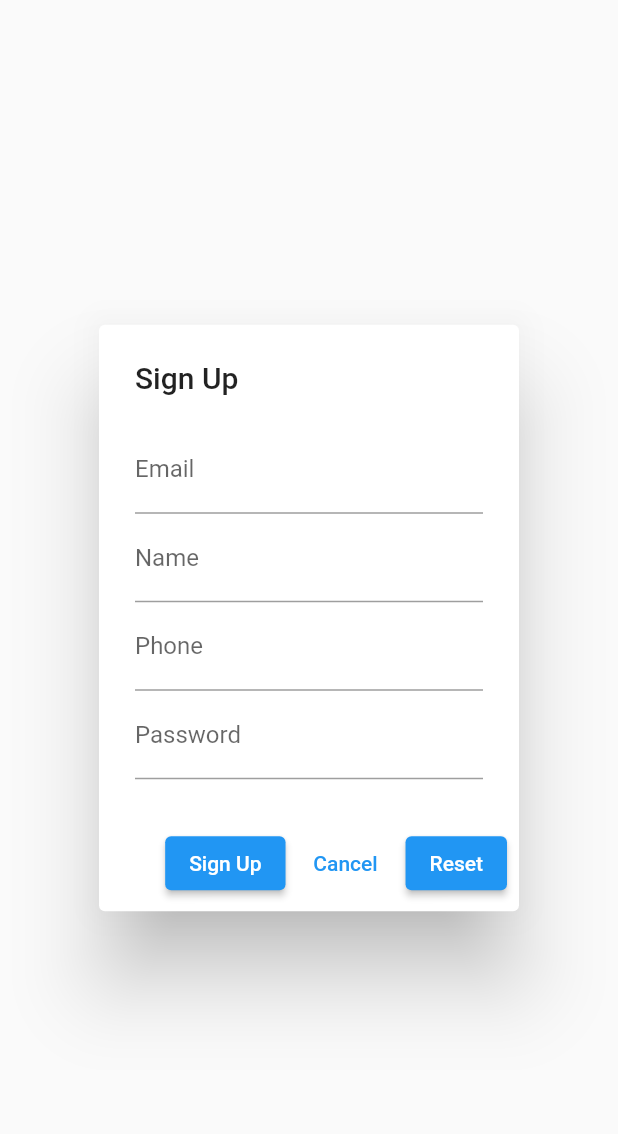
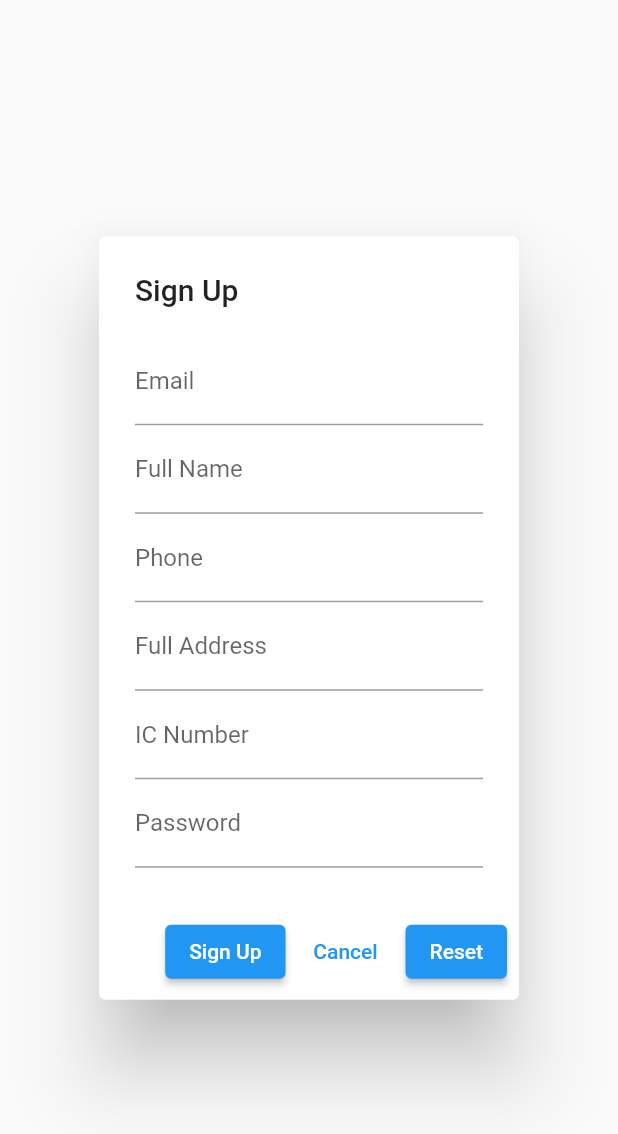
Before and after one commit to ethosylar/flood_relief_system, a Flutter app: the SignupPopup widget shown alone on an empty page, opened directly, after a tap on "Sign Up", on a phone screen of 412 x 824 dp. Shown: the top 1134 px of the screen. Run offline on Flutter 3.47's test engine with Material 2 defaults, Android fonts, the phone set to English and light mode, and no system bars; our stand-ins replace cloud_firestore, firebase_auth, firebase_core, firebase_database, geocoding, geolocator and 2 more; accounts and stored records are empty; network calls fail.

Commit message:
6/7/2023
Signed-off-by: ethosylar <haziq.fiqri.4417@gmail.com>

```diff
--- a/lib/FloodVictim.dart
+++ b/lib/FloodVictim.dart
@@ -1,12 +1,20 @@
+import 'dart:convert';
+import 'dart:core';
+
 import 'package:firebase_database/firebase_database.dart';
 import 'package:flood_relief_system/User.dart';
 
+FloodVictim fvFromJson(String str) => FloodVictim.fromJson(json.decode(str));
+String fvToJson(FloodVictim data) => json.encode(data.toJson());
+
 class FloodVictim extends Users {
-  String? fv_id;
-  String? fv_fullname;
-  String? fv_telno;
+  //String? fv_id;
+  //String? fv_fullname;
+  //String? fv_telno;
   String? fv_address;
   String? fv_icno;
+  double? fv_lat;
+  double? fv_long;
 
   FloodVictim({
     String? user_id,
@@ -15,28 +23,38 @@ class FloodVictim extends Users {
     DateTime? createAt,
     String? name,
     String? phoneno,
-    this.fv_id,
-    this.fv_fullname,
-    this.fv_telno,
+    String? userType,
+    //this.fv_id,
+    //this.fv_fullname,
     this.fv_address,
     this.fv_icno,
+    this.fv_lat,
+    this.fv_long,
   }) : super(user_id: user_id, email: email,  createAt: createAt, phoneno: phoneno, name: name);
 
-  factory FloodVictim.fromSnapshot(DataSnapshot snapshot) {
-    final data = snapshot.value as Map<String, dynamic>?;
-    return FloodVictim(
-      user_id: data?['user_id'] as String?,
-      email: data?['email'] as String?,
-      password: data?['password'] as String?,
-      createAt: DateTime.parse(data?['createAt'] as String? ?? ''),
-    );
-  }
+  factory FloodVictim.fromJson(Map<String, dynamic> json) => FloodVictim(
+      user_id: json["user_id"],
+      email: json["email"],
+      createAt: json["createAt"],
+      name: json["name"],
+      phoneno: json["phone"],
+      userType: json["userType"],
+      fv_address: json["fv_address"],
+      fv_icno: json["fv_icno"],
+    fv_lat: json["fv_lat"],
+    fv_long: json["fv_long"],
+  );
 
-  Map<String, dynamic> toJson() {
-    return {
-      'user_id': user_id,
-      'email': email,
-      'createAt': createAt?.toIso8601String(),
-    };
-  }
+  Map<String, dynamic> toJson() => {
+    "user_id": user_id,
+    "name": name,
+    "email": email,
+    "createAt": createAt,
+    "phone": phoneno,
+    "userType": userType,
+    "fv_address": fv_address,
+    "fv_icno": fv_icno,
+    "fv_lat": fv_lat,
+    "fv_long": fv_long,
+  };
 }
--- a/lib/User.dart
+++ b/lib/User.dart
@@ -9,15 +9,17 @@ class Users {
   String? name;
   DateTime? createAt;
   String? phoneno;
+  String? userType;
 
-  Users({this.user_id, required this.email, required this.createAt, required this.name, required this.phoneno});
+  Users({this.user_id, required this.email, required this.createAt, required this.name, required this.phoneno,  this.userType});
 
   factory Users.fromJson(Map<String, dynamic> json) => Users(
         user_id: json["user_id"],
         email: json["email"],
         createAt: json["createAt"],
         name: json["name"],
-        phoneno: json["phoneno"],
+        phoneno: json["phone"],
+        userType: json["userType"]
       );
 
   String? getEmail() {
@@ -53,11 +55,12 @@ class Users {
   }
 
   Map<String, dynamic> toJson() => {
-        "id": user_id,
+        "user_id": user_id,
         "name": name,
         "email": email,
         "createAt": createAt,
         "phone": phoneno,
+        "userType": userType,
       };
 }
 
--- a/lib/auth/signup_popup.dart
+++ b/lib/auth/signup_popup.dart
@@ -1,7 +1,11 @@
+import 'package:flood_relief_system/FloodVictim.dart';
 import 'package:flutter/material.dart';
 import 'package:firebase_auth/firebase_auth.dart';
 import 'package:cloud_firestore/cloud_firestore.dart';
 import 'package:flood_relief_system/User.dart';
+import 'package:flutter/services.dart';
+import 'package:uuid/uuid.dart';
+import 'package:geolocator/geolocator.dart';
 
 class SignupPopup extends StatefulWidget {
   const SignupPopup({Key? key}) : super(key: key);
@@ -15,13 +19,37 @@ class _SignupPopupState extends State<SignupPopup> {
   TextEditingController _nameController = TextEditingController();
   TextEditingController _passwordController = TextEditingController();
   TextEditingController _phoneController = TextEditingController();
+  TextEditingController _addressController = TextEditingController();
+  TextEditingController _icnoController = TextEditingController();
   FirebaseAuth _auth = FirebaseAuth.instance;
+  Position? _currentPosition;
+
+  @override
+  void initState() {
+    super.initState();
+    getCurrentLocation();
+  }
+
+  Future<void> getCurrentLocation() async {
+    try {
+      Position position = await Geolocator.getCurrentPosition(
+        desiredAccuracy: LocationAccuracy.high,
+      );
+      setState(() {
+        _currentPosition = position;
+      });
+    } catch (e) {
+      print('Error while getting location: $e');
+    }
+  }
 
   @override
   Widget build(BuildContext context) {
     return AlertDialog(
       title: Text('Sign Up'),
-      content: Column(
+      content:
+      SingleChildScrollView(
+      child:Column(
         mainAxisSize: MainAxisSize.min,
         children: [
           TextField(
@@ -33,13 +61,33 @@ class _SignupPopupState extends State<SignupPopup> {
           TextField(
             controller: _nameController,
             decoration: InputDecoration(
-              labelText: 'Name',
+              labelText: 'Full Name',
             ),
           ),
           TextField(
             controller: _phoneController,
             decoration: InputDecoration(
               labelText: 'Phone',
+            ),
+            keyboardType: TextInputType.phone,
+            inputFormatters: [
+              FilteringTextInputFormatter.digitsOnly,
+              LengthLimitingTextInputFormatter(11), // Set the maximum length of the phone number
+            ],
+          ),
+          TextField(
+            controller: _addressController,
+            decoration: InputDecoration(
+              labelText: 'Full Address',
+            ),
+            maxLines: null,
+            keyboardType: TextInputType.multiline,
+            textInputAction: TextInputAction.newline,
+          ),
+          TextField(
+            controller: _icnoController,
+            decoration: InputDecoration(
+              labelText: 'IC Number',
             ),
           ),
           TextField(
@@ -49,18 +97,16 @@ class _SignupPopupState extends State<SignupPopup> {
             ),
             obscureText: true,
           ),
+          if (_currentPosition != null)
+            Text(
+              'Current Location: ${_currentPosition!.latitude}, ${_currentPosition!.longitude}',
+            ),
         ],
+      ),
       ),
       actions: [
         ElevatedButton(
             onPressed: () {
-              Users user = Users(
-                name: _nameController.text,
-                email: _emailController.text,
-                phoneno: _phoneController.text,
-                createAt: DateTime.now(),
-              );
-              addUser(user, context);
               _signUpWithEmailAndPassword();
             },
             child: Text('Sign Up')),
@@ -75,10 +121,14 @@ class _SignupPopupState extends State<SignupPopup> {
             _nameController.text = '';
             _emailController.text = '';
             _phoneController.text = '';
+            _passwordController.text = '';
+            _addressController.text = '';
+            _icnoController.text = '';
           },
           child: const Text('Reset'),
         ),
       ],
+
     );
   }
 
@@ -92,6 +142,19 @@ class _SignupPopupState extends State<SignupPopup> {
       // Successful signup, do something (e.g., navigate to the next screen)
       print('Signup successful!');
       print('User: ${userCredential.user?.email}');
+
+      FloodVictim fv = FloodVictim(
+        name: _nameController.text,
+        email: _emailController.text,
+        phoneno: _phoneController.text,
+        createAt: DateTime.now(),
+        fv_address: _addressController.text,
+        fv_icno: _icnoController.text,
+        fv_long: _currentPosition!.latitude,
+        fv_lat: _currentPosition!.longitude,
+      );
+
+      await addUser(fv);
       Navigator.of(context).pop();
     } catch (e) {
       // Error occurred during signup, handle the error
@@ -100,12 +163,15 @@ class _SignupPopupState extends State<SignupPopup> {
     }
   }
 
-  void addUser(Users user, BuildContext context) {
-    final userRef = FirebaseFirestore.instance.collection('User').doc('FloodVictim');
-    user.user_id = userRef.id;
-    final data = user.toJson();
+  Future<void> addUser(FloodVictim fv) async {
+    final userRef = FirebaseFirestore.instance.collection('User');
+    final uuid = Uuid();
+    fv.user_id = uuid.v4();
+    fv.userType = "FloodVictim";
+    /*
     userRef.set(data).whenComplete(() {
       print('User inserted.');
-    });
+    });*/
+    await userRef.add(fv.toJson());
   }
 }
--- a/lib/home.dart
+++ b/lib/home.dart
@@ -92,6 +92,7 @@ class _HomePageState extends State<HomePage> {
         markers: {
           if (_currentLocationMarker != null) _currentLocationMarker!,
           if (_tappedLocationMarker != null) _tappedLocationMarker!,
+          if (currentLocation != null)
           Marker(
             markerId: MarkerId('currentLocation'),
             position: LatLng(
```
Also changed, not shown: lib/Admin.dart (+35 -20 lines), lib/Rescuers.dart (+39 -22 lines).
